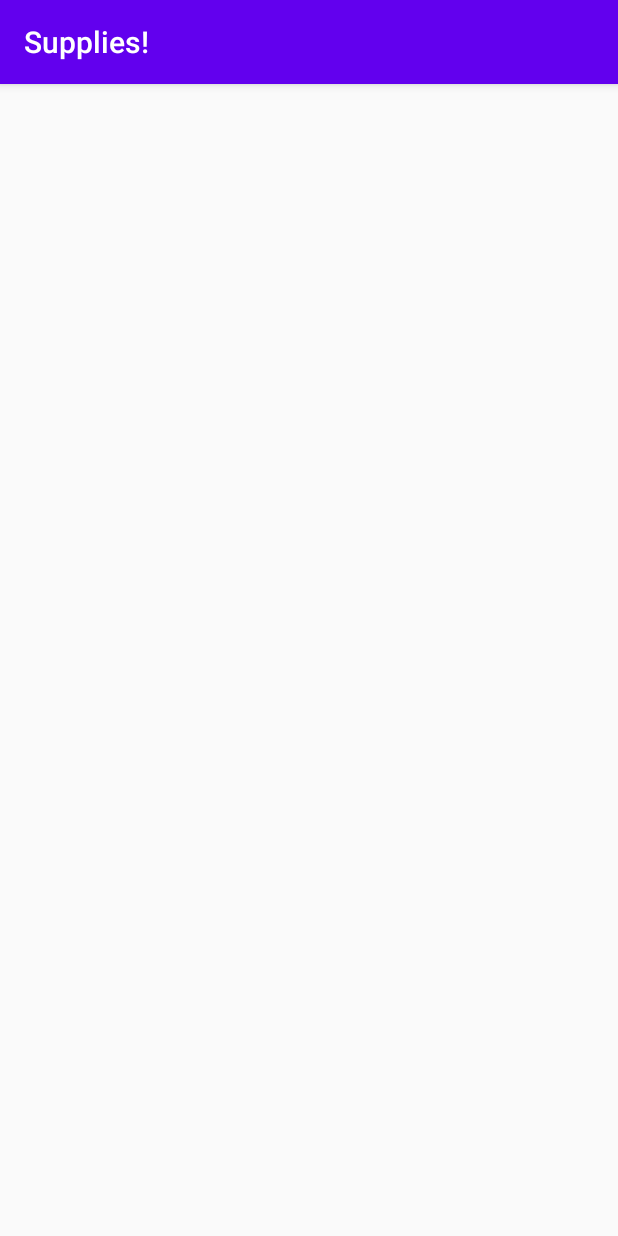
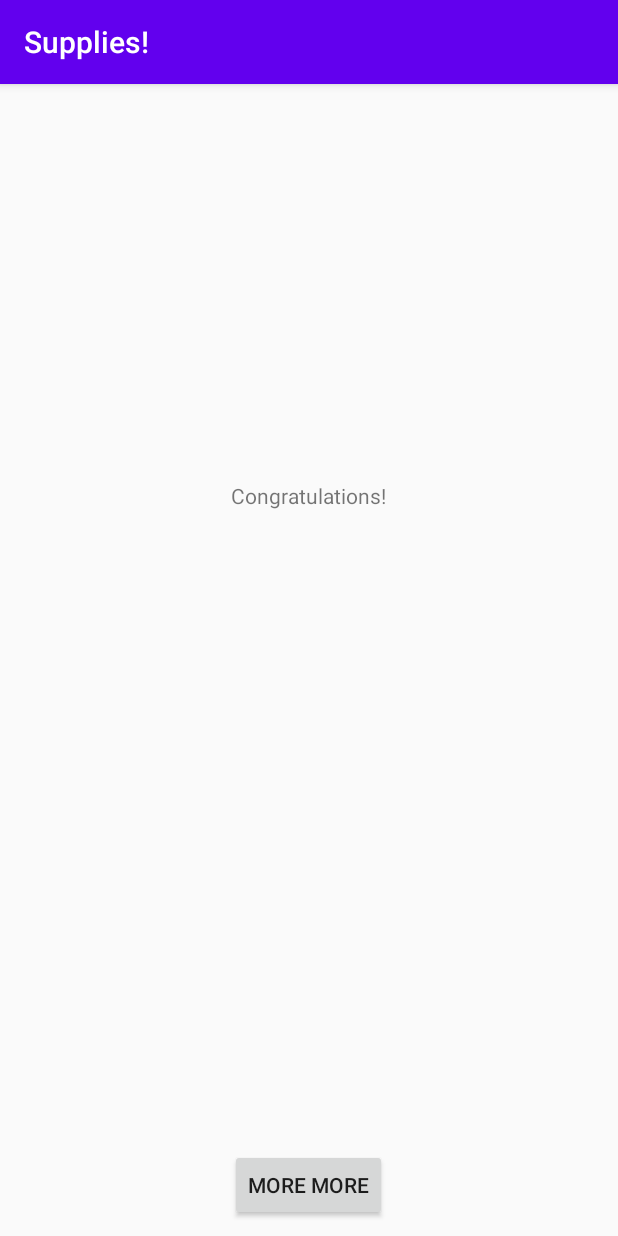
Before and after one commit to DanArcos/Supplies, an Android app: the SecondActivity screen opened directly, with no data from a screen before it, on a phone screen of 412 x 824 dp. Run offline under Robolectric (Android 15) with nearby library versions, the phone set to English and light mode, and no system bars.

Commit message:
Second Commit

```diff
--- a/app/build.gradle
+++ b/app/build.gradle
@@ -26,8 +26,12 @@ dependencies {
     implementation fileTree(dir: "libs", include: ["*.jar"])
     implementation 'androidx.appcompat:appcompat:1.1.0'
     implementation 'androidx.constraintlayout:constraintlayout:1.1.3'
-    testImplementation 'junit:junit:4.12'
+
+    testImplementation 'junit:junit:4.13'
+
+    //Testing Dependencies
     androidTestImplementation 'androidx.test.ext:junit:1.1.1'
+    androidTestImplementation 'com.android.support.test:rules:1.1.0'
     androidTestImplementation 'androidx.test.espresso:espresso-core:3.2.0'
 
 }
--- a/app/src/main/java/com/example/supplies/PasswordDialog.java
+++ b/app/src/main/java/com/example/supplies/PasswordDialog.java
@@ -51,8 +51,6 @@ public class PasswordDialog extends AppCompatDialogFragment {
                 PasswordDialog.this.getDialog().cancel();
             }
         });
-
         return builder.create();
-
     }
 }
--- a/app/src/main/java/com/example/supplies/SecondActivity.java
+++ b/app/src/main/java/com/example/supplies/SecondActivity.java
@@ -3,12 +3,99 @@ package com.example.supplies;
 import androidx.appcompat.app.AppCompatActivity;
 
 import android.os.Bundle;
+import android.view.View;
+import android.view.animation.AlphaAnimation;
+import android.view.animation.Animation;
+import android.view.animation.AnimationSet;
+import android.widget.ImageView;
+import android.widget.TextView;
+
+import org.w3c.dom.Text;
 
 public class SecondActivity extends AppCompatActivity {
+    public TextView mSwitcher;
+    public ImageView mImgView;
+    private int counter = 0;
 
     @Override
     protected void onCreate(Bundle savedInstanceState) {
         super.onCreate(savedInstanceState);
         setContentView(R.layout.activity_second);
+
+        mImgView = (ImageView) findViewById(R.id.img_view);
+
+        mSwitcher = (TextView) findViewById(R.id.activity2_textview);
+
+        counter = 1;
+        update_text(counter);
+
+        /*
+        mSwitcher.setText(R.string.a_Congratulations);
+
+        final Animation in = new AlphaAnimation(0.0f, 1.0f);
+        in.setDuration(3000);
+
+        final Animation out = new AlphaAnimation(1.0f, 0.0f);
+        out.setDuration(3000);
+
+        AnimationSet as = new AnimationSet(true);
+        as.addAnimation(in);
+        out.setStartOffset(4000);
+        as.addAnimation(out);
+
+        mSwitcher.startAnimation(as);
+        */
+        //mSwitcher.setText("This is the second text");
+    }
+
+    public void count_up(View view) {
+        counter++;
+        update_text(counter);
+        /*String current_text = mSwitcher.getText().toString();
+        String message_1 = getResources().getString(R.string.a_Congratulations);
+        String message_2 = getResources().getString(R.string.b_you_made_it);
+        String message_3 = getResources().getString(R.string.c_i_hope_this_was_fun_for_you);
+        String message_4 = getResources().getString(R.string.d_message);
+        String message_5 = getResources().getString(R.string.e_message);
+
+        if(current_text.equals(message_1)){
+            mSwitcher.setText(message_2);
+        } else if (current_text.equals(message_2)){
+            mSwitcher.setText(message_3);
+        } else if (current_text.equals(message_3)){
+            mSwitcher.setText(message_4);
+            mImgView.setImageResource(R.drawable.artboard_1);
+        }  else if (current_text.equals(message_4)){
+            mSwitcher.setText(message_5);
+            mImgView.setImageResource(R.drawable.artboard_2);
+        } */
+    }
+
+    public void update_text(int counter) {
+        String current_text = mSwitcher.getText().toString();
+        String message_1 = getResources().getString(R.string.a_Congratulations);
+        String message_2 = getResources().getString(R.string.b_you_made_it);
+        String message_3 = getResources().getString(R.string.c_i_hope_this_was_fun_for_you);
+        String message_4 = getResources().getString(R.string.d_message);
+        String message_5 = getResources().getString(R.string.e_message);
+
+        if(counter == 1) {
+            mSwitcher.setText(message_1);
+            mImgView.setVisibility(View.INVISIBLE);
+            mImgView.setImageResource(R.drawable.artboard_1);
+        } else if (counter == 2){
+            mSwitcher.setText(message_2);
+            mImgView.setVisibility(View.INVISIBLE);
+        } else if (counter == 3){
+            mSwitcher.setText(message_3);
+            mImgView.setVisibility(View.VISIBLE);
+            mImgView.setImageResource(R.drawable.artboard_1);
+        }  else if (counter == 4){
+            mSwitcher.setText(message_4);
+            //mImgView.setImageResource(R.drawable.artboard_1);
+        } else if (counter == 5){
+            mSwitcher.setText(message_5);
+            mImgView.setImageResource(R.drawable.artboard_2);
+        }
     }
 }
--- a/app/src/main/res/layout/activity_second.xml
+++ b/app/src/main/res/layout/activity_second.xml
@@ -1,9 +1,36 @@
 <?xml version="1.0" encoding="utf-8"?>
-<androidx.constraintlayout.widget.ConstraintLayout xmlns:android="http://schemas.android.com/apk/res/android"
-    xmlns:app="http://schemas.android.com/apk/res-auto"
-    xmlns:tools="http://schemas.android.com/tools"
-    android:layout_width="match_parent"
-    android:layout_height="match_parent"
-    tools:context=".SecondActivity">
+<RelativeLayout xmlns:android="http://schemas.android.com/apk/res/android"
+    android:layout_width="fill_parent"
+    android:layout_height="fill_parent"
+    android:padding="10dp"
+    >
 
-</androidx.constraintlayout.widget.ConstraintLayout>
+    <TextView
+        android:id="@+id/activity2_textview"
+        android:layout_width="wrap_content"
+        android:layout_height="wrap_content"
+        android:layout_centerHorizontal="true"
+        android:layout_above="@id/img_view"
+        android:text="@string/a_Congratulations"
+        />
+
+    <ImageView
+        android:id="@+id/img_view"
+        android:layout_marginTop="16dp"
+        android:layout_width="360dp"
+        android:layout_height="360dp"
+        android:layout_above="@id/button_next"
+        android:layout_marginBottom="50dp"
+        android:layout_centerHorizontal="true"/>
+
+    <Button
+        android:id="@+id/button_next"
+        android:layout_width="wrap_content"
+        android:layout_height="wrap_content"
+        android:onClick="count_up"
+        android:text="@string/more_more"
+        android:textAlignment="center"
+        android:layout_alignParentBottom="true"
+        android:layout_centerHorizontal="true"/>
+
+</RelativeLayout>
--- a/app/src/main/res/values/strings.xml
+++ b/app/src/main/res/values/strings.xml
@@ -2,6 +2,7 @@
 
     <string name="app_name">Supplies!</string>
 
+    <string name="yellowstone_checklist">Yellowstone Checklist</string>
     <string name="boistrous_bison">Boistrous Bison</string>
     <string name="see_bear">See a bear bear</string>
     <string name="sleepy_sheepy">Sleepy sheepy</string>
@@ -19,4 +20,20 @@
 
     <string name="unlock_password">pushpushpushpush</string>
 
+
+    <string name="a_Congratulations">Congratulations!</string>
+    <string name="b_you_made_it">You made it to the end!</string>
+    <string name="c_i_hope_this_was_fun_for_you">I hope you made many animal friends in this adventure</string>
+    <string name="d_message">Speaking of adventures, you and I have been on a bunch already!</string>
+    <string name="e_message">Remember that one?!</string>
+
+    <string name="entire_message">The cakes we (you) will make. The challenges we will have face. I couldn\'t see doing it </string>
+
+
+    <string name="test">I\'ll need a familiar to help me out with this one thing!</string>
+
+
+    <string name="more_more">MORE MORE</string>
+
+
 </resources>
```
Also changed, not shown: app/src/main/res/drawable/activity_main_background.xml (added, +12 -0 lines), app/src/main/res/layout/activity_main.xml (+10 -2 lines), app/src/main/res/drawable-v24/artboard_1.png (added), app/src/main/res/drawable-v24/artboard_2.png (added), 2 other files.
